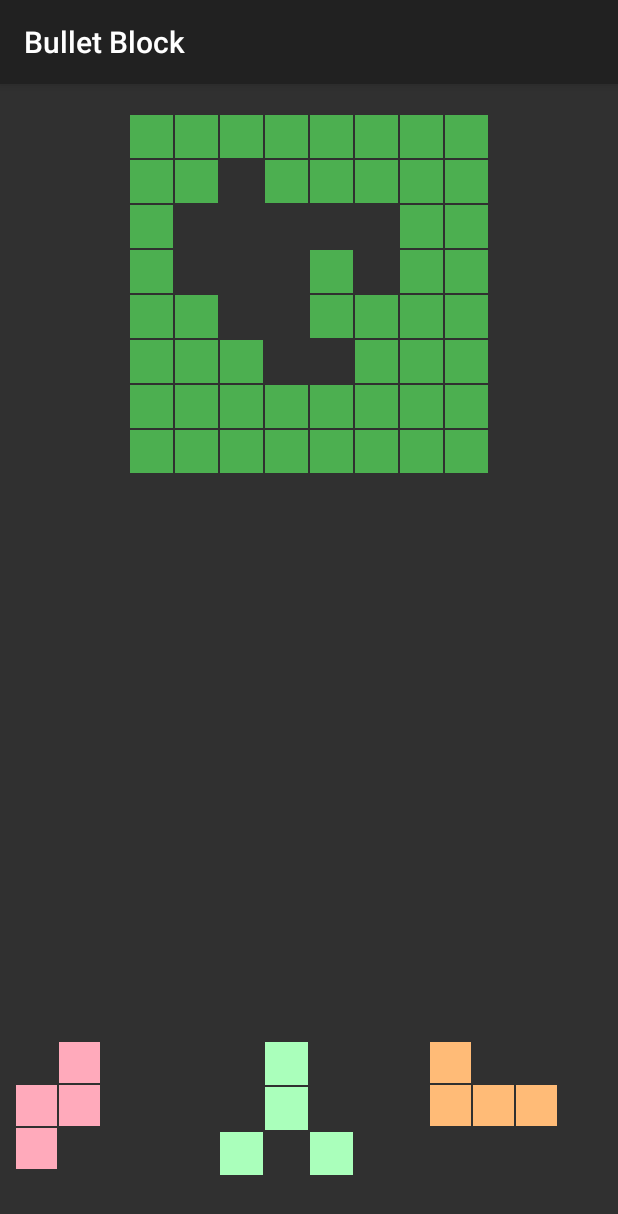
After one commit to zhangkari/tetris-app, an Android app: the PuzzleActivity screen opened directly, with no data from a screen before it, on a phone screen of 412 x 824 dp. The commit adds this screen. Shown: the top 1214 px of the screen. Run offline under Robolectric (Android 15) with nearby library versions, the phone set to English and light mode, and no system bars.

Commit message:
add puzzle block

```diff
--- a/app/build.gradle
+++ b/app/build.gradle
@@ -28,5 +28,7 @@ android {
 dependencies {
     implementation project(path: ':engine')
     implementation 'com.google.android.gms:play-services-ads:17.2.0'
+    implementation 'com.android.support:appcompat-v7:28.0.0'
+    implementation 'com.android.support.constraint:constraint-layout:1.1.3'
     testImplementation 'junit:junit:4.12'
 }
--- /dev/null
+++ b/app/src/main/java/game/tetris/PuzzleActivity.java
@@ -0,0 +1,81 @@
+package game.tetris;
+
+import android.graphics.Color;
+import android.os.Bundle;
+import android.support.v7.app.AppCompatActivity;
+
+import com.minmin.kari.tetris.R;
+
+import game.engine.drawable.KShapeData;
+import game.tetris.widget.MatrixView;
+
+public class PuzzleActivity extends AppCompatActivity {
+
+    private MatrixView holeView;
+    private MatrixView leftView;
+    private MatrixView centerView;
+    private MatrixView rightView;
+
+    private KShapeData holeData;
+    private KShapeData leftData;
+    private KShapeData centerData;
+    private KShapeData rightData;
+
+    /*
+     * @param bundle
+     */
+    public void onCreate(Bundle bundle) {
+        super.onCreate(bundle);
+        setContentView(R.layout.activity_puzzle);
+
+        holeView = findViewById(R.id.hole);
+        leftView = findViewById(R.id.left);
+        centerView = findViewById(R.id.center);
+        rightView = findViewById(R.id.right);
+
+        initViews();
+    }
+
+    private void initViews() {
+        holeData = new KShapeData(8, 8);
+        holeData.setData(
+                1, 1, 1, 1, 1, 1, 1, 1,
+                1, 1, 0, 1, 1, 1, 1, 1,
+                1, 0, 0, 0, 0, 0, 1, 1,
+                1, 0, 0, 0, 1, 0, 1, 1,
+                1, 1, 0, 0, 1, 1, 1, 1,
+                1, 1, 1, 0, 0, 1, 1, 1,
+                1, 1, 1, 1, 1, 1, 1, 1,
+                1, 1, 1, 1, 1, 1, 1, 1
+        );
+        holeView.setShapeData(holeData);
+
+
+        leftData = new KShapeData(4, 4);
+        leftView.setColor(Color.parseColor("#ffaabb"));
+        leftData.setData(
+                0, 1, 0, 0,
+                1, 1, 0, 0,
+                1, 0, 0, 0,
+                0, 0, 0, 0);
+        leftView.setShapeData(leftData);
+
+        centerData = new KShapeData(4, 4);
+        centerView.setColor(Color.parseColor("#aaffbb"));
+        centerData.setData(
+                0, 1, 0, 0,
+                0, 1, 0, 0,
+                1, 0, 1, 0,
+                0, 0, 0, 0);
+        centerView.setShapeData(centerData);
+
+        rightData = new KShapeData(4, 4);
+        rightView.setColor(Color.parseColor("#ffbb77"));
+        rightData.setData(
+                1, 0, 0, 0,
+                1, 1, 1, 0,
+                0, 0, 0, 0,
+                0, 0, 0, 0);
+        rightView.setShapeData(rightData);
+    }
+}
--- /dev/null
+++ b/app/src/main/java/game/tetris/widget/DragRelativeLayout.java
@@ -0,0 +1,106 @@
+package game.tetris.widget;
+
+import android.content.Context;
+import android.graphics.Rect;
+import android.util.AttributeSet;
+import android.view.MotionEvent;
+import android.widget.RelativeLayout;
+
+import com.minmin.kari.tetris.R;
+
+public class DragRelativeLayout extends RelativeLayout {
+
+    private int[] mId = {
+            R.id.left, R.id.center, R.id.right
+    };
+
+    private MatrixView target;
+    private Rect rect = new Rect();
+
+    private MatrixView holeView;
+    private Rect holeRect = new Rect();
+
+    public DragRelativeLayout(Context context) {
+        this(context, null);
+    }
+
+    public DragRelativeLayout(Context context, AttributeSet attrs) {
+        this(context, attrs, 0);
+    }
+
+    public DragRelativeLayout(Context context, AttributeSet attrs, int defStyleAttr) {
+        super(context, attrs, defStyleAttr);
+        init();
+    }
+
+    private void init() {
+
+    }
+
+    @Override
+    public void onFinishInflate() {
+        super.onFinishInflate();
+        holeView = findViewById(R.id.hole);
+    }
+
+    @Override
+    public boolean onInterceptTouchEvent(MotionEvent event) {
+        return true;
+    }
+
+    @Override
+    public boolean onTouchEvent(MotionEvent event) {
+        switch (event.getAction()) {
+            case MotionEvent.ACTION_DOWN:
+                target = retrieveChildView(event);
+                return target != null;
+
+            case MotionEvent.ACTION_MOVE:
+                return moveChildView(event);
+
+
+            case MotionEvent.ACTION_UP:
+                return locateChildView(event);
+
+            default:
+                return false;
+        }
+    }
+
+    private boolean moveChildView(MotionEvent event) {
+        if (target == null) {
+            return false;
+        }
+        target.setX(event.getX() - target.getWidth() / 2f);
+        target.setY(event.getY() - target.getHeight() / 2f);
+        return true;
+    }
+
+    private boolean locateChildView(MotionEvent event) {
+        if (target == null) {
+            return false;
+        }
+        if (!canFillInHole()) {
+            target.resetLocation();
+        }
+
+        return true;
+    }
+
+    private MatrixView retrieveChildView(MotionEvent event) {
+        for (int id : mId) {
+            MatrixView view = findViewById(id);
+            view.getHitRect(rect);
+            if (rect.contains((int) event.getX(), (int) event.getY())) {
+                return view;
+            }
+        }
+        return null;
+    }
+
+    private boolean canFillInHole() {
+        target.getHitRect(rect);
+        holeView.getHitRect(holeRect);
+        return holeRect.contains(rect);
+    }
+}
--- /dev/null
+++ b/app/src/main/java/game/tetris/widget/MatrixView.java
@@ -0,0 +1,88 @@
+package game.tetris.widget;
+
+import android.content.Context;
+import android.graphics.Canvas;
+import android.graphics.Paint;
+import android.util.AttributeSet;
+import android.view.View;
+
+import game.engine.drawable.KShapeData;
+import game.tetris.data.Constants;
+
+public class MatrixView extends View {
+
+    private static final int GAP = 1;
+
+    private KShapeData mData;
+    private Paint mPaint;
+
+    private float initX;
+    private float initY;
+
+    public MatrixView(Context context) {
+        this(context, null);
+    }
+
+    public MatrixView(Context context, AttributeSet attrs) {
+        this(context, attrs, 0);
+    }
+
+    public MatrixView(Context context, AttributeSet attrs, int defStyleAttr) {
+        super(context, attrs, defStyleAttr);
+        init();
+    }
+
+    private void init() {
+        mData = new KShapeData(4, 4);
+        mPaint = new Paint();
+        mPaint.setColor(Constants.COLORS[0]);
+
+        post(new Runnable() {
+            @Override
+            public void run() {
+                initX = getX();
+                initY = getY();
+            }
+        });
+    }
+
+    public void resetLocation() {
+        setX(initX);
+        setY(initY);
+    }
+
+    public void setShapeData(KShapeData data) {
+        mData = data;
+    }
+
+    public void setColor(int color) {
+        mPaint.setColor(color);
+    }
+
+    @Override
+    public void onDraw(Canvas canvas) {
+        int tileSize = getWidth() / mData.getCols();
+        KShapeData data = mData;
+
+        if (data == null) {
+            return;
+        }
+        canvas.save();
+        for (int i = 0; i < data.getRows(); i++) {
+            for (int j = 0; j < data.getCols(); j++) {
+                if (data.getValue(i, j) != 0) {
+                    canvas.drawRect(j * tileSize + GAP, i * tileSize + GAP, (j + 1) * tileSize - GAP, (i + 1) * tileSize - GAP, mPaint);
+                }
+            }
+        }
+        canvas.restore();
+    }
+
+    public float getInitX() {
+        return initX;
+    }
+
+    public float getInitY() {
+        return initY;
+    }
+}
--- /dev/null
+++ b/app/src/main/res/layout/activity_puzzle.xml
@@ -0,0 +1,37 @@
+<?xml version="1.0" encoding="utf-8"?>
+<game.tetris.widget.DragRelativeLayout xmlns:android="http://schemas.android.com/apk/res/android"
+    android:layout_width="match_parent"
+    android:layout_height="match_parent">
+
+    <game.tetris.widget.MatrixView
+        android:id="@+id/hole"
+        android:layout_width="240dp"
+        android:layout_height="240dp"
+        android:layout_centerHorizontal="true"
+        android:layout_marginTop="20dp" />
+
+
+    <game.tetris.widget.MatrixView
+        android:id="@id/center"
+        android:layout_width="120dp"
+        android:layout_height="120dp"
+        android:layout_alignParentBottom="true"
+        android:layout_centerHorizontal="true"
+        android:layout_margin="10dp" />
+
+    <game.tetris.widget.MatrixView
+        android:id="@id/left"
+        android:layout_width="120dp"
+        android:layout_height="120dp"
+        android:layout_alignParentBottom="true"
+        android:layout_margin="10dp"
+        android:layout_toStartOf="@id/center" />
+
+    <game.tetris.widget.MatrixView
+        android:id="@id/right"
+        android:layout_width="120dp"
+        android:layout_height="120dp"
+        android:layout_alignParentBottom="true"
+        android:layout_margin="10dp"
+        android:layout_toEndOf="@id/center" />
+</game.tetris.widget.DragRelativeLayout>
--- /dev/null
+++ b/app/src/main/res/values/ids.xml
@@ -0,0 +1,6 @@
+<?xml version="1.0" encoding="utf-8"?>
+<resources>
+    <item name="left" type="id" />
+    <item name="center" type="id" />
+    <item name="right" type="id" />
+</resources>
--- a/app/src/main/res/values/styles.xml
+++ b/app/src/main/res/values/styles.xml
@@ -1,5 +1,9 @@
 <?xml version="1.0" encoding="utf-8"?>
 <resources>
+
+    <style name="AppTheme" parent="Theme.AppCompat">
+
+    </style>
 
     <style name="btn_setting">
         <item name="android:layout_width">wrap_content</item>
--- a/engine/src/main/java/game/engine/drawable/KShapeData.java
+++ b/engine/src/main/java/game/engine/drawable/KShapeData.java
@@ -29,7 +29,7 @@ public class KShapeData {
         calculateRealOccupied();
     }
 
-    public void setData(int[] data) {
+    public void setData(int... data) {
         if (data == null || data.length != mRows * mCols) {
             throw new RuntimeException("data size must be rows * cols");
         }
```
Also changed, not shown: app/src/main/AndroidManifest.xml (+13 -2 lines), app/src/main/java/game/tetris/HomeActivity.java (added, +39 -0 lines), app/src/main/java/game/tetris/TetrisActivity.java (+9 -0 lines), app/src/main/res/layout/activity_home.xml (added, +26 -0 lines).
